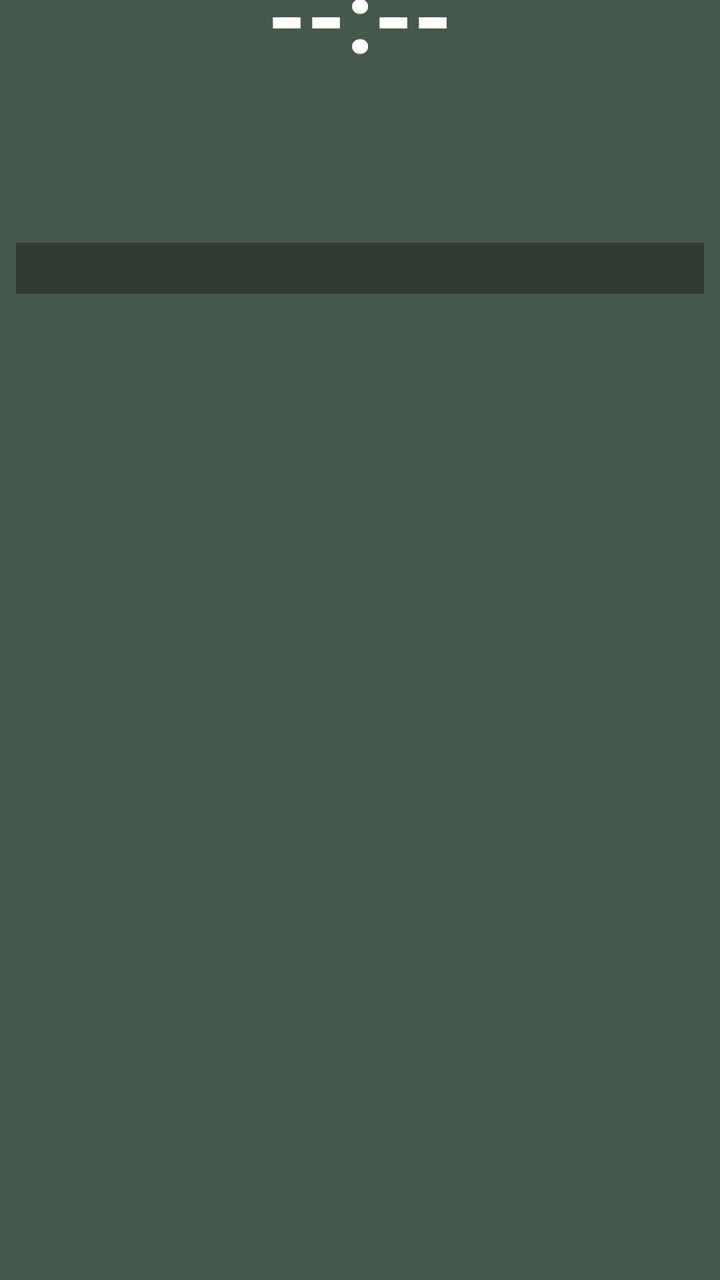
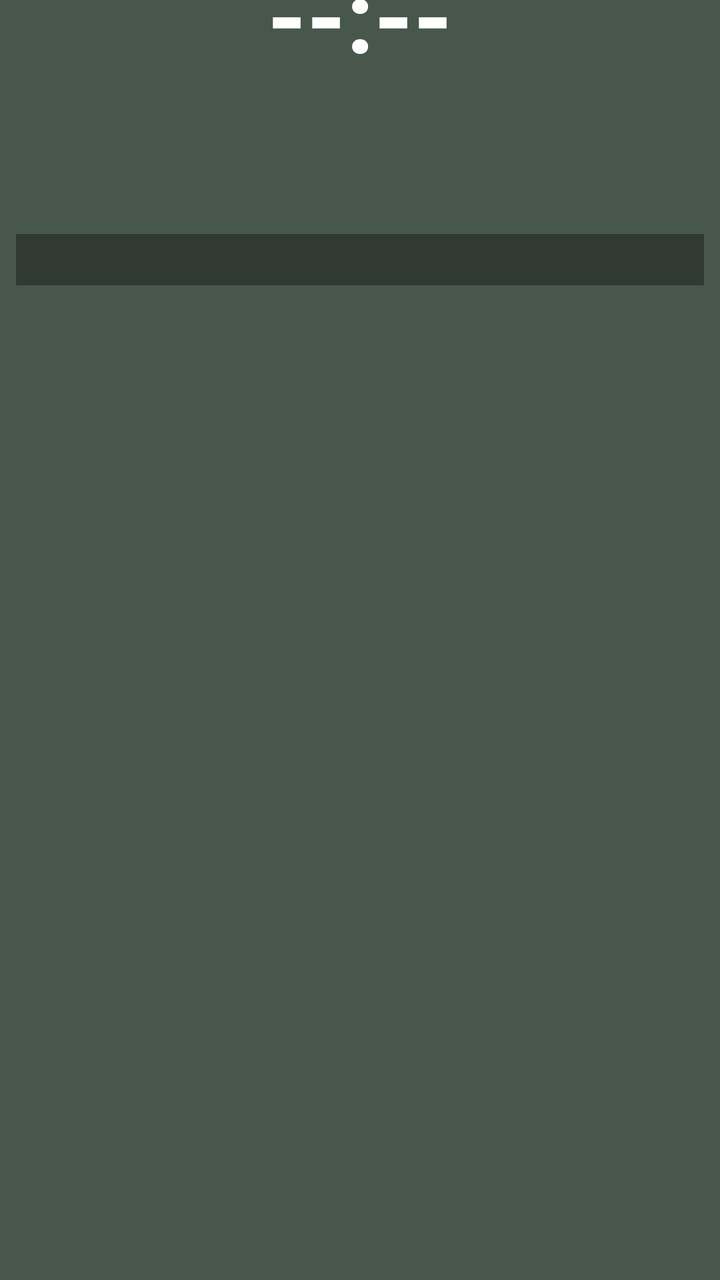

An Android layout rendered at two revisions. The XML below is the earlier revision; the diff shows what the commit changed to produce the second picture.
<!-- AndroidManifest.xml: fallback theme Theme.MaterialComponents.DayNight.NoActionBar -->
<!-- res/layout/prayer_widget_layout.xml -->
<?xml version="1.0" encoding="utf-8"?>
<LinearLayout xmlns:android="http://schemas.android.com/apk/res/android"
    android:layout_width="match_parent"
    android:layout_height="match_parent"
    android:orientation="vertical"
    android:background="@drawable/widget_background"
    android:paddingStart="8dp"
    android:paddingEnd="8dp"
    android:paddingTop="0dp"
    android:paddingBottom="8dp">

    
    <TextView
        android:id="@+id/widget_time"
        android:layout_width="match_parent"
        android:layout_height="wrap_content"
        android:layout_marginTop="-20dp"
        android:text="--:--"
        android:textColor="#FFFFFF"
        android:textSize="50sp"
        android:textStyle="bold"
        android:includeFontPadding="false"
        android:gravity="center" />

    
    <LinearLayout
        android:layout_width="match_parent"
        android:layout_height="wrap_content"
        android:layout_marginTop="-23dp"
        android:orientation="horizontal"
        android:gravity="center_vertical">

        <TextView
            android:id="@+id/widget_day"
            android:layout_width="0dp"
            android:layout_height="wrap_content"
            android:layout_weight="3"
            android:text=""
            android:textColor="#FFFFFF"
            android:textSize="25sp"
            android:textStyle="bold"
            android:includeFontPadding="false"
            android:singleLine="true"
            android:ellipsize="end" />

        <TextView
            android:id="@+id/widget_weather"
            android:layout_width="0dp"
            android:layout_height="wrap_content"
            android:layout_weight="4"
            android:text=""
            android:textColor="#80DEEA"
            android:textSize="13sp"
            android:textStyle="bold"
            android:gravity="end"
            android:singleLine="true"
            android:ellipsize="start" />

    </LinearLayout>

    
    <LinearLayout
        android:layout_width="match_parent"
        android:layout_height="wrap_content"
        android:layout_marginTop="-4dp"
        android:orientation="horizontal">

        
        <LinearLayout
            android:layout_width="0dp"
            android:layout_height="wrap_content"
            android:layout_weight="1"
            android:orientation="vertical">

            <TextView
                android:id="@+id/widget_gregorian"
                android:layout_width="wrap_content"
                android:layout_height="wrap_content"
                android:text=""
                android:textColor="#E0E0E0"
                android:textSize="16sp"
                android:textStyle="bold" />

            <TextView
                android:id="@+id/widget_hijri"
                android:layout_width="wrap_content"
                android:layout_height="wrap_content"
                android:layout_marginTop="3dp"
                android:text=""
                android:textColor="#FFD54F"
                android:textSize="15sp"
                android:textStyle="bold" />

            <TextView
                android:id="@+id/widget_bangla_date"
                android:layout_width="wrap_content"
                android:layout_height="wrap_content"
                android:layout_marginTop="3dp"
                android:text=""
                android:textColor="#80DEEA"
                android:textSize="15sp"
                android:textStyle="bold" />

        </LinearLayout>

        
        <LinearLayout
            android:layout_width="0dp"
            android:layout_height="wrap_content"
            android:layout_weight="1"
            android:orientation="vertical">

            <TextView
                android:id="@+id/widget_sunrise"
                android:layout_width="wrap_content"
                android:layout_height="wrap_content"
                android:text=""
                android:textColor="#FFD54F"
                android:textSize="14sp"
                android:textStyle="bold" />

            <TextView
                android:id="@+id/widget_sunset"
                android:layout_width="wrap_content"
                android:layout_height="wrap_content"
                android:layout_marginTop="2dp"
                android:text=""
                android:textColor="#FFD54F"
                android:textSize="14sp"
                android:textStyle="bold" />

            <TextView
                android:id="@+id/widget_sehri"
                android:layout_width="wrap_content"
                android:layout_height="wrap_content"
                android:layout_marginTop="2dp"
                android:text=""
                android:textColor="#00E676"
                android:textSize="14sp"
                android:textStyle="bold" />

            <TextView
                android:id="@+id/widget_iftar"
                android:layout_width="wrap_content"
                android:layout_height="wrap_content"
                android:layout_marginTop="2dp"
                android:text=""
                android:textColor="#00E676"
                android:textSize="14sp"
                android:textStyle="bold" />

        </LinearLayout>
    </LinearLayout>

    
    <TextView
        android:id="@+id/widget_alert"
        android:layout_width="match_parent"
        android:layout_height="wrap_content"
        android:layout_marginTop="-3dp"
        android:paddingTop="4dp"
        android:paddingBottom="4dp"
        android:paddingStart="4dp"
        android:paddingEnd="4dp"
        android:background="#55000000"
        android:text=""
        android:textColor="#FFD54F"
        android:textSize="13sp"
        android:textStyle="bold"
        android:gravity="start"
        android:maxLines="10"
        android:ellipsize="end" />

</LinearLayout>
<!-- resources referenced by this layout -->
<resources>
  <!-- drawable widget_background (drawable) -->
  <?xml version="1.0" encoding="utf-8"?>
  <shape xmlns:android="http://schemas.android.com/apk/res/android"
      android:shape="rectangle">
      <solid android:color="#CC1B2E1F" />
  </shape>
</resources>

<!-- the commit's change to res/layout/prayer_widget_layout.xml (unified diff, before → after) -->
@@ -85,7 +85,7 @@
                 android:id="@+id/widget_hijri"
                 android:layout_width="wrap_content"
                 android:layout_height="wrap_content"
-                android:layout_marginTop="3dp"
+                android:layout_marginTop="-1dp"
                 android:text=""
                 android:textColor="#FFD54F"
                 android:textSize="15sp"
@@ -95,7 +95,7 @@
                 android:id="@+id/widget_bangla_date"
                 android:layout_width="wrap_content"
                 android:layout_height="wrap_content"
-                android:layout_marginTop="3dp"
+                android:layout_marginTop="-1dp"
                 android:text=""
                 android:textColor="#80DEEA"
                 android:textSize="15sp"
@@ -123,7 +123,7 @@
                 android:id="@+id/widget_sunset"
                 android:layout_width="wrap_content"
                 android:layout_height="wrap_content"
-                android:layout_marginTop="2dp"
+                android:layout_marginTop="-1dp"
                 android:text=""
                 android:textColor="#FFD54F"
                 android:textSize="14sp"
@@ -133,7 +133,7 @@
                 android:id="@+id/widget_sehri"
                 android:layout_width="wrap_content"
                 android:layout_height="wrap_content"
-                android:layout_marginTop="2dp"
+                android:layout_marginTop="3dp"
                 android:text=""
                 android:textColor="#00E676"
                 android:textSize="14sp"
@@ -143,7 +143,7 @@
                 android:id="@+id/widget_iftar"
                 android:layout_width="wrap_content"
                 android:layout_height="wrap_content"
-                android:layout_marginTop="2dp"
+                android:layout_marginTop="-1dp"
                 android:text=""
                 android:textColor="#00E676"
                 android:textSize="14sp"
